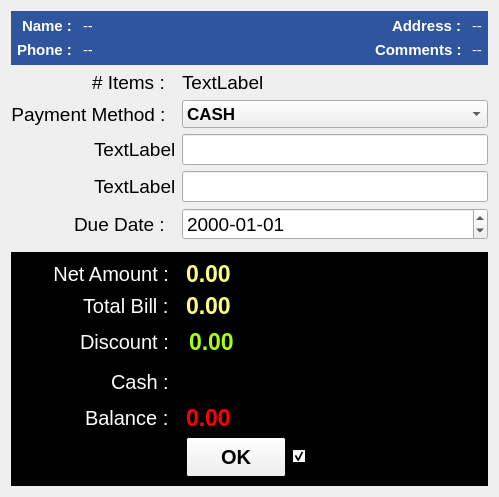
Before: the Qt Designer form estorecpp/singlepayment.ui in Watti/estorecpp, drawn with Qt 5.
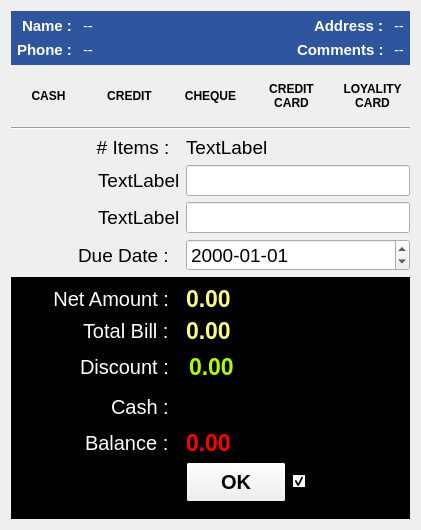
After: the same form once the commit is applied. Icons and pictures are not drawn.

Commit message: payment type combo removed from single payment ui

The edit to the form file:
```diff
--- a/estorecpp/singlepayment.ui
+++ b/estorecpp/singlepayment.ui
@@ -6,8 +6,8 @@
    <rect>
     <x>0</x>
     <y>0</y>
-    <width>499</width>
-    <height>496</height>
+    <width>419</width>
+    <height>530</height>
    </rect>
   </property>
   <property name="windowTitle">
@@ -306,16 +306,223 @@
      </layout>
     </widget>
    </item>
+   <item>
+    <layout class="QHBoxLayout" name="horizontalLayout_4">
+     <item>
+      <widget class="QPushButton" name="cashBtn">
+       <property name="sizePolicy">
+        <sizepolicy hsizetype="Fixed" vsizetype="Fixed">
+         <horstretch>0</horstretch>
+         <verstretch>0</verstretch>
+        </sizepolicy>
+       </property>
+       <property name="minimumSize">
+        <size>
+         <width>75</width>
+         <height>50</height>
+        </size>
+       </property>
+       <property name="maximumSize">
+        <size>
+         <width>75</width>
+         <height>50</height>
+        </size>
+       </property>
+       <property name="font">
+        <font>
+         <weight>75</weight>
+         <bold>true</bold>
+        </font>
+       </property>
+       <property name="text">
+        <string>CASH</string>
+       </property>
+       <property name="checkable">
+        <bool>true</bool>
+       </property>
+       <property name="flat">
+        <bool>true</bool>
+       </property>
+      </widget>
+     </item>
+     <item>
+      <widget class="QPushButton" name="creditBtn">
+       <property name="sizePolicy">
+        <sizepolicy hsizetype="Fixed" vsizetype="Fixed">
+         <horstretch>0</horstretch>
+         <verstretch>0</verstretch>
+        </sizepolicy>
+       </property>
+       <property name="minimumSize">
+        <size>
+         <width>75</width>
+         <height>50</height>
+        </size>
+       </property>
+       <property name="maximumSize">
+        <size>
+         <width>75</width>
+         <height>50</height>
+        </size>
+       </property>
+       <property name="font">
+        <font>
+         <weight>75</weight>
+         <bold>true</bold>
+        </font>
+       </property>
+       <property name="text">
+        <string>CREDIT</string>
+       </property>
+       <property name="checkable">
+        <bool>true</bool>
+       </property>
+       <property name="flat">
+        <bool>true</bool>
+       </property>
+      </widget>
+     </item>
+     <item>
+      <widget class="QPushButton" name="chequeBtn">
+       <property name="sizePolicy">
+        <sizepolicy hsizetype="Fixed" vsizetype="Fixed">
+         <horstretch>0</horstretch>
+         <verstretch>0</verstretch>
+        </sizepolicy>
+       </property>
+       <property name="minimumSize">
+        <size>
+         <width>75</width>
+         <height>50</height>
+        </size>
+       </property>
+       <property name="maximumSize">
+        <size>
+         <width>75</width>
+         <height>50</height>
+        </size>
+       </property>
+       <property name="font">
+        <font>
+         <weight>75</weight>
+         <bold>true</bold>
+        </font>
+       </property>
+       <property name="text">
+        <string>CHEQUE</string>
+       </property>
+       <property name="checkable">
+        <bool>true</bool>
+       </property>
+       <property name="flat">
+        <bool>true</bool>
+       </property>
+      </widget>
+     </item>
+     <item>
+      <widget class="QPushButton" name="creditCardBtn">
+       <property name="sizePolicy">
+        <sizepolicy hsizetype="Minimum" vsizetype="Minimum">
+         <horstretch>0</horstretch>
+         <verstretch>0</verstretch>
+        </sizepolicy>
+       </property>
+       <property name="minimumSize">
+        <size>
+         <width>75</width>
+         <height>50</height>
+        </size>
+       </property>
+       <property name="maximumSize">
+        <size>
+         <width>75</width>
+         <height>50</height>
+        </size>
+       </property>
+       <property name="font">
+        <font>
+         <weight>75</weight>
+         <bold>true</bold>
+        </font>
+       </property>
+       <property name="text">
+        <string>CREDIT 
+CARD</string>
+       </property>
+       <property name="checkable">
+        <bool>true</bool>
+       </property>
+       <property name="flat">
+        <bool>true</bool>
+       </property>
+      </widget>
+     </item>
+     <item>
+      <widget class="QPushButton" name="loyalityCardBtn">
+       <property name="sizePolicy">
+        <sizepolicy hsizetype="Minimum" vsizetype="Minimum">
+         <horstretch>0</horstretch>
+         <verstretch>0</verstretch>
+        </sizepolicy>
+       </property>
+       <property name="minimumSize">
+        <size>
+         <width>75</width>
+         <height>50</height>
+        </size>
+       </property>
+       <property name="maximumSize">
+        <size>
+         <width>75</width>
+         <height>50</height>
+        </size>
+       </property>
+       <property name="font">
+        <font>
+         <weight>75</weight>
+         <bold>true</bold>
+        </font>
+       </property>
+       <property name="text">
+        <string>LOYALITY 
+CARD</string>
+       </property>
+       <property name="checkable">
+        <bool>true</bool>
+       </property>
+       <property name="flat">
+        <bool>true</bool>
+       </property>
+      </widget>
+     </item>
+    </layout>
+   </item>
+   <item>
+    <widget class="Line" name="line">
+     <property name="orientation">
+      <enum>Qt::Horizontal</enum>
+     </property>
+    </widget>
+   </item>
    <item>
     <layout class="QFormLayout" name="formLayout_2">
      <property name="labelAlignment">
       <set>Qt::AlignRight|Qt::AlignTrailing|Qt::AlignVCenter</set>
      </property>
-     <property name="bottomMargin">
-      <number>6</number>
-     </property>
      <item row="0" column="0">
       <widget class="QLabel" name="label_3">
+       <property name="sizePolicy">
+        <sizepolicy hsizetype="Expanding" vsizetype="Preferred">
+         <horstretch>0</horstretch>
+         <verstretch>0</verstretch>
+        </sizepolicy>
+       </property>
+       <property name="minimumSize">
+        <size>
+         <width>169</width>
+         <height>0</height>
+        </size>
+       </property>
        <property name="font">
         <font>
          <pointsize>14</pointsize>
@@ -324,10 +531,19 @@
        <property name="text">
         <string># Items :  </string>
        </property>
+       <property name="alignment">
+        <set>Qt::AlignRight|Qt::AlignTrailing|Qt::AlignVCenter</set>
+       </property>
       </widget>
      </item>
      <item row="0" column="1">
       <widget class="QLabel" name="noOfItemsLbl">
+       <property name="sizePolicy">
+        <sizepolicy hsizetype="MinimumExpanding" vsizetype="Preferred">
+         <horstretch>0</horstretch>
+         <verstretch>0</verstretch>
+        </sizepolicy>
+       </property>
        <property name="font">
         <font>
          <pointsize>14</pointsize>
@@ -339,64 +555,19 @@
       </widget>
      </item>
      <item row="1" column="0">
-      <widget class="QLabel" name="label_4">
-       <property name="minimumSize">
-        <size>
-         <width>160</width>
-         <height>0</height>
-        </size>
-       </property>
-       <property name="font">
-        <font>
-         <pointsize>14</pointsize>
-        </font>
-       </property>
-       <property name="text">
-        <string>Payment Method :  </string>
-       </property>
-       <property name="alignment">
-        <set>Qt::AlignRight|Qt::AlignTrailing|Qt::AlignVCenter</set>
-       </property>
-      </widget>
-     </item>
-     <item row="1" column="1">
-      <widget class="QComboBox" name="paymentMethodCombo">
-       <property name="font">
-        <font>
-         <pointsize>13</pointsize>
-         <weight>75</weight>
-         <bold>true</bold>
-        </font>
-       </property>
-       <item>
-        <property name="text">
-         <string>CASH</string>
-        </property>
-       </item>
-       <item>
-        <property name="text">
-         <string>CREDIT</string>
-        </property>
-       </item>
-       <item>
-        <property name="text">
-         <string>CHEQUE</string>
-        </property>
-       </item>
-       <item>
-        <property name="text">
-         <string>CREDIT CARD</string>
-        </property>
-       </item>
-       <item>
-        <property name="text">
-         <string>LOYALITY CARD</string>
-        </property>
-       </item>
-      </widget>
-     </item>
-     <item row="2" column="0">
       <widget class="QLabel" name="lbl1">
+       <property name="sizePolicy">
+        <sizepolicy hsizetype="Expanding" vsizetype="Preferred">
+         <horstretch>0</horstretch>
+         <verstretch>0</verstretch>
+        </sizepolicy>
+       </property>
+       <property name="minimumSize">
+        <size>
+         <width>0</width>
+         <height>0</height>
+        </size>
+       </property>
        <property name="font">
         <font>
          <pointsize>14</pointsize>
@@ -407,8 +578,14 @@
        </property>
       </widget>
      </item>
-     <item row="2" column="1">
+     <item row="1" column="1">
       <widget class="QLineEdit" name="txt1">
+       <property name="sizePolicy">
+        <sizepolicy hsizetype="MinimumExpanding" vsizetype="Fixed">
+         <horstretch>0</horstretch>
+         <verstretch>0</verstretch>
+        </sizepolicy>
+       </property>
        <property name="font">
         <font>
          <pointsize>14</pointsize>
@@ -416,8 +593,14 @@
        </property>
       </widget>
      </item>
-     <item row="3" column="0">
+     <item row="2" column="0">
       <widget class="QLabel" name="lbl2">
+       <property name="sizePolicy">
+        <sizepolicy hsizetype="Expanding" vsizetype="Preferred">
+         <horstretch>0</horstretch>
+         <verstretch>0</verstretch>
+        </sizepolicy>
+       </property>
        <property name="font">
         <font>
          <pointsize>14</pointsize>
@@ -428,8 +611,14 @@
        </property>
       </widget>
      </item>
-     <item row="3" column="1">
+     <item row="2" column="1">
       <widget class="QLineEdit" name="txt2">
+       <property name="sizePolicy">
+        <sizepolicy hsizetype="MinimumExpanding" vsizetype="Fixed">
+         <horstretch>0</horstretch>
+         <verstretch>0</verstretch>
+        </sizepolicy>
+       </property>
        <property name="font">
         <font>
          <pointsize>14</pointsize>
@@ -437,8 +626,14 @@
        </property>
       </widget>
      </item>
-     <item row="4" column="0">
+     <item row="3" column="0">
       <widget class="QLabel" name="dateLbl">
+       <property name="sizePolicy">
+        <sizepolicy hsizetype="Expanding" vsizetype="Preferred">
+         <horstretch>0</horstretch>
+         <verstretch>0</verstretch>
+        </sizepolicy>
+       </property>
        <property name="font">
         <font>
          <pointsize>14</pointsize>
@@ -449,8 +644,14 @@
        </property>
       </widget>
      </item>
-     <item row="4" column="1">
+     <item row="3" column="1">
       <widget class="QDateEdit" name="dateEdit">
+       <property name="sizePolicy">
+        <sizepolicy hsizetype="MinimumExpanding" vsizetype="Fixed">
+         <horstretch>0</horstretch>
+         <verstretch>0</verstretch>
+        </sizepolicy>
+       </property>
        <property name="font">
         <font>
          <pointsize>14</pointsize>
```
The commit also changes 2 other files.
